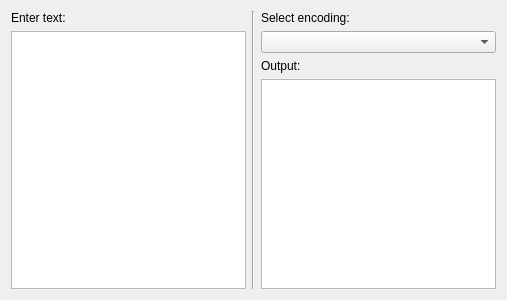
Qt form TextEnconder/textencodewidget.ui (dhulett/TextEncoderQtCpp) before a commit.
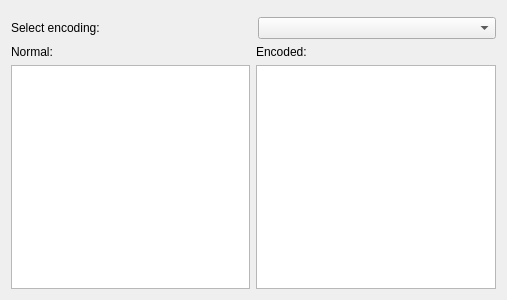
The same form after that commit.

Commit message: Change output display to allow user manipulation of the field

```diff
--- a/TextEnconder/textencodewidget.ui
+++ b/TextEnconder/textencodewidget.ui
@@ -13,21 +13,7 @@
   <property name="windowTitle">
    <string>Form</string>
   </property>
-  <layout class="QHBoxLayout" name="horizontalLayout">
-   <item>
-    <layout class="QVBoxLayout" name="inputLayout">
-     <item>
-      <widget class="QLabel" name="label">
-       <property name="text">
-        <string>Enter text:</string>
-       </property>
-      </widget>
-     </item>
-     <item>
-      <widget class="QPlainTextEdit" name="inputText"/>
-     </item>
-    </layout>
-   </item>
+  <layout class="QVBoxLayout" name="verticalLayout">
    <item>
     <widget class="Line" name="line">
      <property name="orientation">
@@ -36,26 +22,73 @@
     </widget>
    </item>
    <item>
-    <layout class="QVBoxLayout" name="outputLayout">
+    <layout class="QHBoxLayout" name="horizontalLayout">
      <item>
       <widget class="QLabel" name="label_2">
+       <property name="sizePolicy">
+        <sizepolicy hsizetype="Minimum" vsizetype="Preferred">
+         <horstretch>0</horstretch>
+         <verstretch>0</verstretch>
+        </sizepolicy>
+       </property>
+       <property name="minimumSize">
+        <size>
+         <width>241</width>
+         <height>0</height>
+        </size>
+       </property>
+       <property name="maximumSize">
+        <size>
+         <width>241</width>
+         <height>16777215</height>
+        </size>
+       </property>
        <property name="text">
         <string>Select encoding:</string>
        </property>
       </widget>
      </item>
      <item>
-      <widget class="QComboBox" name="encodingOptionsComboBox"/>
-     </item>
-     <item>
-      <widget class="QLabel" name="label_3">
-       <property name="text">
-        <string>Output:</string>
+      <widget class="QComboBox" name="encodingOptionsComboBox">
+       <property name="sizePolicy">
+        <sizepolicy hsizetype="Expanding" vsizetype="Fixed">
+         <horstretch>0</horstretch>
+         <verstretch>0</verstretch>
+        </sizepolicy>
        </property>
       </widget>
      </item>
+    </layout>
+   </item>
+   <item>
+    <layout class="QHBoxLayout" name="horizontalLayout_2">
      <item>
-      <widget class="QTextBrowser" name="outputText"/>
+      <layout class="QVBoxLayout" name="inputLayout">
+       <item>
+        <widget class="QLabel" name="label">
+         <property name="text">
+          <string>Normal:</string>
+         </property>
+        </widget>
+       </item>
+       <item>
+        <widget class="QPlainTextEdit" name="inputText"/>
+       </item>
+      </layout>
+     </item>
+     <item>
+      <layout class="QVBoxLayout" name="outputLayout">
+       <item>
+        <widget class="QLabel" name="label_3">
+         <property name="text">
+          <string>Encoded:</string>
+         </property>
+        </widget>
+       </item>
+       <item>
+        <widget class="QPlainTextEdit" name="outputText"/>
+       </item>
+      </layout>
      </item>
     </layout>
    </item>
```
The commit also changes 1 other file.
